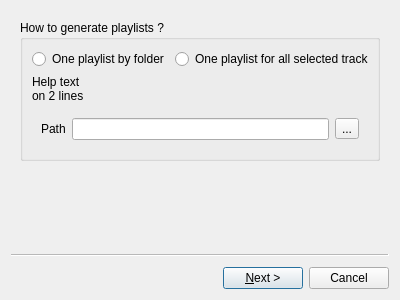
Qt form src/wizards/exportplaylistwizard.ui (alorence/tym) before a commit.
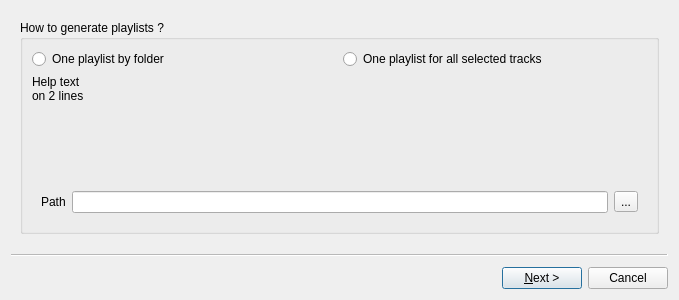
The same form after that commit. Icons and pictures are not drawn. Custom widgets are drawn as their Qt base class.

Commit message: (guy) Fix some problems with OSX

```diff
--- a/src/wizards/exportplaylistwizard.ui
+++ b/src/wizards/exportplaylistwizard.ui
@@ -6,7 +6,7 @@
    <rect>
     <x>0</x>
     <y>0</y>
-    <width>400</width>
+    <width>679</width>
     <height>300</height>
    </rect>
   </property>
@@ -60,9 +60,18 @@
        </item>
        <item row="1" column="0" colspan="2">
         <widget class="QLabel" name="mainOptionHelp">
+         <property name="sizePolicy">
+          <sizepolicy hsizetype="Preferred" vsizetype="MinimumExpanding">
+           <horstretch>0</horstretch>
+           <verstretch>0</verstretch>
+          </sizepolicy>
+         </property>
          <property name="text">
           <string notr="true">Help text&lt;br/&gt;on 2 lines</string>
          </property>
+         <property name="alignment">
+          <set>Qt::AlignLeading|Qt::AlignLeft|Qt::AlignTop</set>
+         </property>
          <property name="wordWrap">
           <bool>true</bool>
          </property>
```
Left out of the diff: 6 changed lines with no effect on the pictures.
